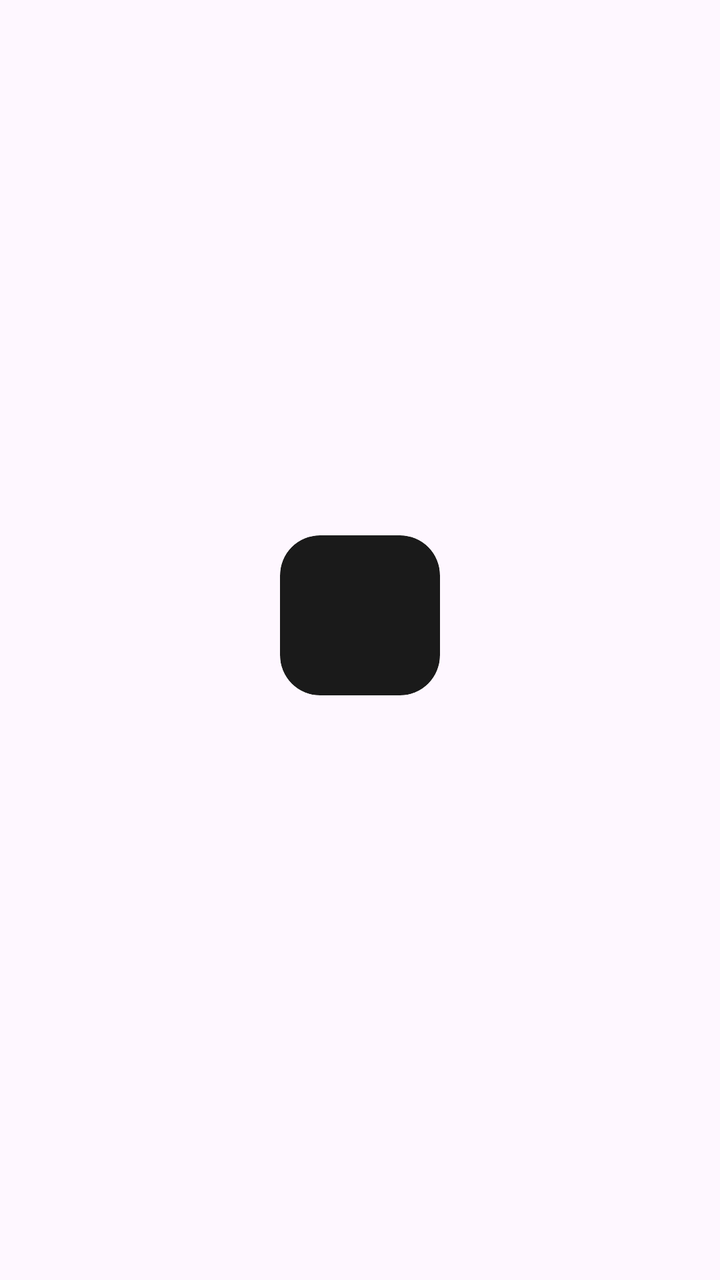
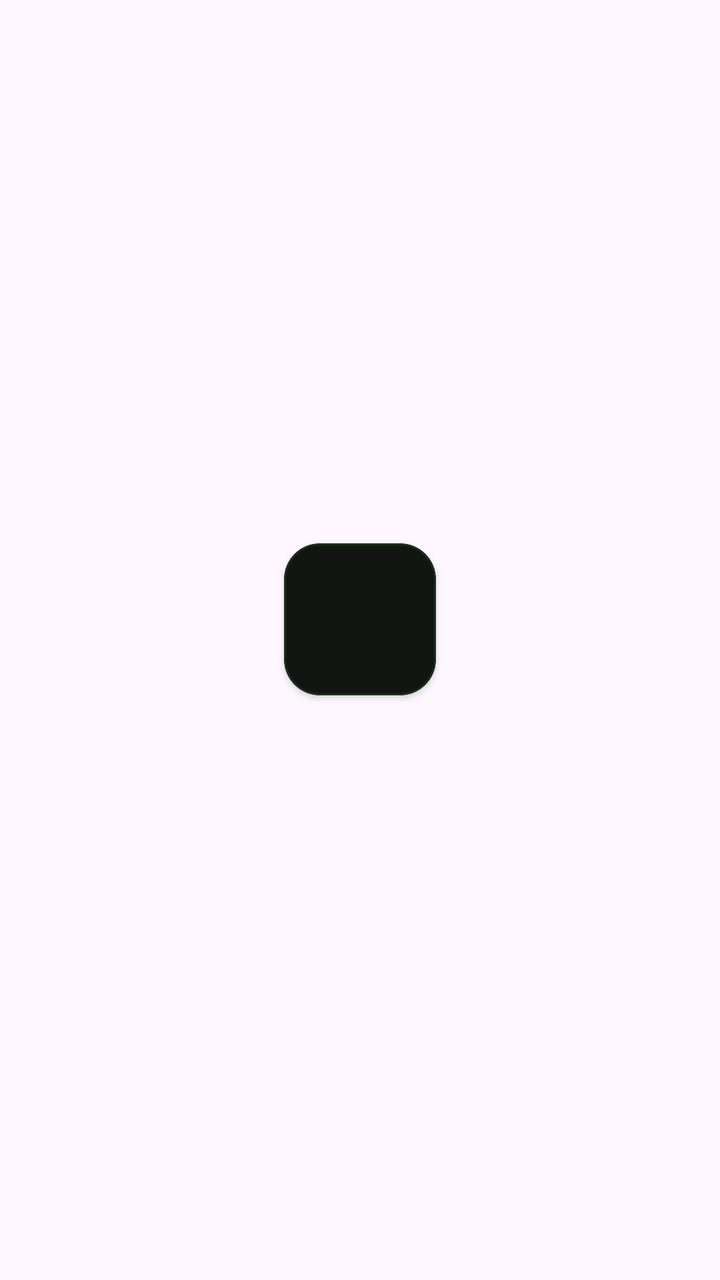

Compare the two renders of this Android layout. The source of the first and the diff that turns it into the second are given below.
<!-- AndroidManifest.xml: application theme Theme.GameSpace -->
<!-- res/layout/item_game.xml -->
<?xml version="1.0" encoding="utf-8"?>
<LinearLayout xmlns:android="http://schemas.android.com/apk/res/android"
    xmlns:app="http://schemas.android.com/apk/res-auto"
    android:layout_width="match_parent"
    android:layout_height="wrap_content"
    android:gravity="center"
    android:orientation="vertical"
    android:padding="8dp">

    <com.google.android.material.card.MaterialCardView
        android:id="@+id/card_game"
        android:layout_width="80dp"
        android:layout_height="80dp"
        app:cardBackgroundColor="#1A1A1A"
        app:cardCornerRadius="20dp"
        app:strokeColor="#00FF41"
        app:strokeWidth="0dp"
        app:cardElevation="0dp">

        <ImageView
            android:id="@+id/game_icon"
            android:layout_width="match_parent"
            android:layout_height="match_parent"
            android:scaleType="centerCrop"
            android:padding="2dp" />

    </com.google.android.material.card.MaterialCardView>

    <TextView
        android:id="@+id/game_name"
        android:layout_width="wrap_content"
        android:layout_height="wrap_content"
        android:layout_marginTop="8dp"
        android:ellipsize="end"
        android:maxLines="1"
        android:textColor="#FFFFFF"
        android:textSize="12sp"
        android:fontFamily="sans-serif-condensed-medium" />
</LinearLayout>
<!-- resources referenced by this layout -->
<resources>
  <style name="Theme.GameSpace" parent="Base.Theme.GameSpace" />
  <style name="Base.Theme.GameSpace" parent="Theme.Material3.DayNight.NoActionBar">
          
          
      </style>
</resources>

<!-- the commit's change to res/layout/item_game.xml (unified diff, before → after) -->
@@ -5,35 +5,36 @@
     android:layout_height="wrap_content"
     android:gravity="center"
     android:orientation="vertical"
-    android:padding="8dp">
+    android:padding="6dp">
 
     <com.google.android.material.card.MaterialCardView
         android:id="@+id/card_game"
-        android:layout_width="80dp"
-        android:layout_height="80dp"
-        app:cardBackgroundColor="#1A1A1A"
-        app:cardCornerRadius="20dp"
-        app:strokeColor="#00FF41"
-        app:strokeWidth="0dp"
-        app:cardElevation="0dp">
+        android:layout_width="76dp"
+        android:layout_height="76dp"
+        app:cardBackgroundColor="#111411"
+        app:cardCornerRadius="18dp"
+        app:strokeColor="#1A2E1A"
+        app:strokeWidth="1dp"
+        app:cardElevation="2dp">
 
         <ImageView
             android:id="@+id/game_icon"
             android:layout_width="match_parent"
             android:layout_height="match_parent"
             android:scaleType="centerCrop"
-            android:padding="2dp" />
+            android:padding="0dp" />
 
     </com.google.android.material.card.MaterialCardView>
 
     <TextView
         android:id="@+id/game_name"
-        android:layout_width="wrap_content"
+        android:layout_width="match_parent"
         android:layout_height="wrap_content"
-        android:layout_marginTop="8dp"
+        android:layout_marginTop="6dp"
+        android:gravity="center"
         android:ellipsize="end"
         android:maxLines="1"
-        android:textColor="#FFFFFF"
-        android:textSize="12sp"
+        android:textColor="#CCFFFFFF"
+        android:textSize="11sp"
         android:fontFamily="sans-serif-condensed-medium" />
 </LinearLayout>
